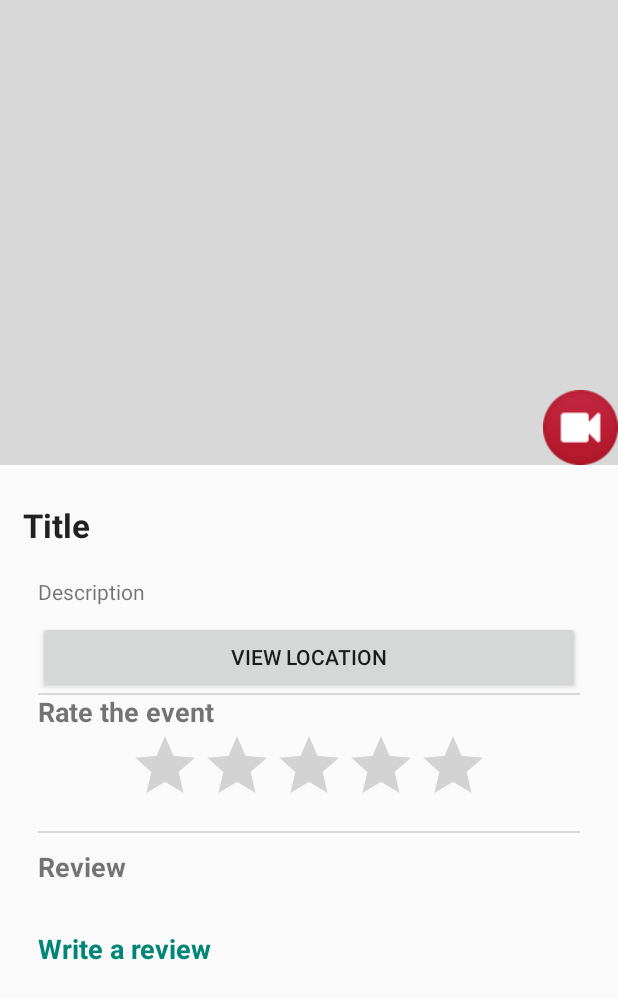
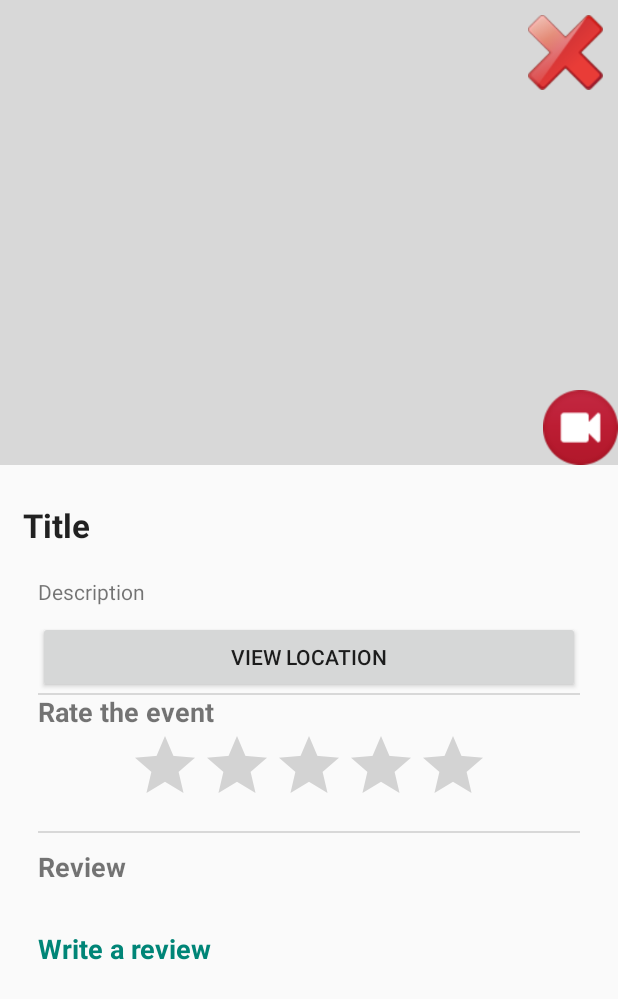
Before and after one commit to AnnaFelix/EventManagement, an Android app: the layout layout_eventdetails.xml on its own in the app's theme, with its tools: preview values and no code run, on a phone screen of 412 x 824 dp. Shown: the top 999 px of the screen. Run offline under Robolectric (Android 15) with nearby library versions, the phone set to English and light mode, and no system bars.

```diff
--- a/app/src/main/AndroidManifest.xml
+++ b/app/src/main/AndroidManifest.xml
@@ -16,7 +16,7 @@
 
     <application
         android:allowBackup="true"
-        android:icon="@mipmap/ic_launcher"
+        android:icon="@drawable/icon"
         android:label="@string/app_name"
         android:roundIcon="@mipmap/ic_launcher_round"
         android:supportsRtl="true"
--- a/app/src/main/java/com/lux/eventmanagement/fragments/AddEventDetailsFragment.java
+++ b/app/src/main/java/com/lux/eventmanagement/fragments/AddEventDetailsFragment.java
@@ -200,8 +200,6 @@ public class AddEventDetailsFragment extends Fragment   {
                         Toast.makeText(getActivity(),
                                 "Invalid Location!",
                                 Toast.LENGTH_SHORT).show();  //I have add User Profile data so that we will get whole user details
-
-
                     } else {
                         Log.e("aa",imageUrlFinal+" "+videourlFinal);
                         EntryDetails details = new EntryDetails(Utils.getUserGmail(getActivity()), des, imageUrlFinal, tle, longitudeVal, latitudeVal, user, null, "0", videourlFinal);
--- a/app/src/main/res/layout/layout_eventdetails.xml
+++ b/app/src/main/res/layout/layout_eventdetails.xml
@@ -19,6 +19,8 @@
             android:background="@color/light_gray"
             android:orientation="horizontal">
 
+
+
             <ImageView
                 android:id="@+id/RecDImg"
                 android:layout_width="match_parent"
@@ -34,6 +36,15 @@
                 android:layout_alignParentBottom="true"
                 android:src="@drawable/videoicon"
                 tools:ignore="ContentDescription" />
+            <ImageButton
+                android:id="@+id/deletebtn"
+                android:layout_width="50dp"
+                android:layout_height="50dp"
+                android:layout_margin="10dp"
+                android:layout_alignParentRight="true"
+                android:background="@drawable/delete"
+                android:layout_alignParentTop="true"/>
+
         </RelativeLayout>
         <LinearLayout
             android:orientation="vertical"
```
Also changed, not shown: app/src/main/java/com/lux/eventmanagement/EntryDetailsActivity.java (+32 -1 lines), app/src/main/res/drawable/delete.png (added).
